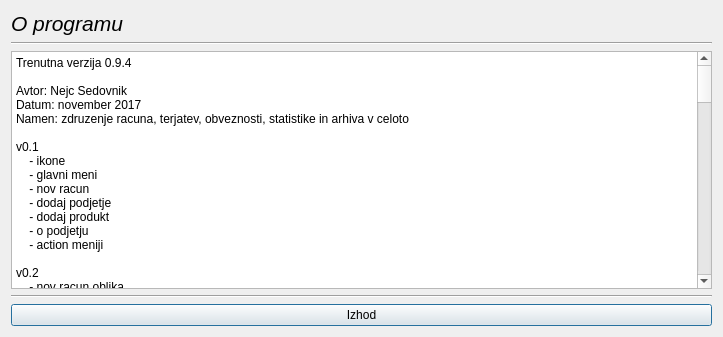
Old version of the form oprogramu.ui in the repository MaxMaxy/racun.
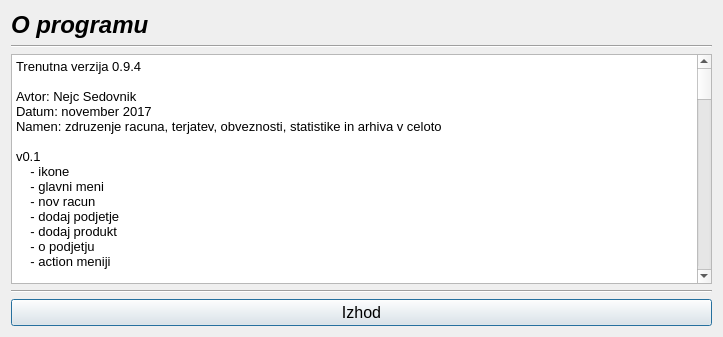
New version of the form.

Patch:
```diff
--- a/oprogramu.ui
+++ b/oprogramu.ui
@@ -26,8 +26,11 @@
       <widget class="QLabel" name="label">
        <property name="font">
         <font>
-         <pointsize>16</pointsize>
+         <family>MS Sans Serif</family>
+         <pointsize>18</pointsize>
+         <weight>75</weight>
          <italic>true</italic>
+         <bold>true</bold>
         </font>
        </property>
        <property name="text">
@@ -56,6 +59,12 @@
          <verstretch>0</verstretch>
         </sizepolicy>
        </property>
+       <property name="font">
+        <font>
+         <family>MS Sans Serif</family>
+         <pointsize>10</pointsize>
+        </font>
+       </property>
        <property name="readOnly">
         <bool>true</bool>
        </property>
@@ -164,6 +173,12 @@
      </item>
      <item>
       <widget class="QPushButton" name="pushButton">
+       <property name="font">
+        <font>
+         <family>MS Sans Serif</family>
+         <pointsize>12</pointsize>
+        </font>
+       </property>
        <property name="text">
         <string>Izhod</string>
        </property>
```
